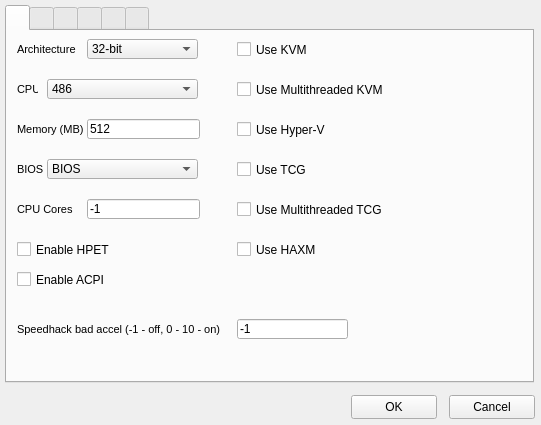
The window that ui/sets.ui (Pixelsuft/qemu-launcher) describes before a commit, drawn with Qt 5.
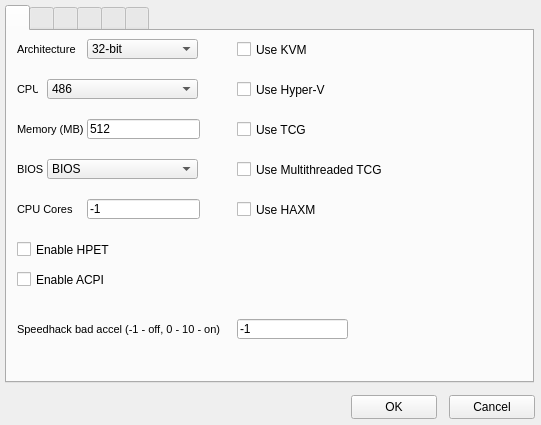
The same window after the commit. Icons and pictures are not drawn.

The edit to the form file:
```diff
--- a/ui/sets.ui
+++ b/ui/sets.ui
@@ -601,24 +601,11 @@
        <string>Use KVM</string>
       </property>
      </widget>
-     <widget class="QCheckBox" name="mtkvmEdit">
-      <property name="geometry">
-       <rect>
-        <x>230</x>
-        <y>50</y>
-        <width>181</width>
-        <height>17</height>
-       </rect>
-      </property>
-      <property name="text">
-       <string>Use Multithreaded KVM</string>
-      </property>
-     </widget>
      <widget class="QCheckBox" name="whpxEdit">
       <property name="geometry">
        <rect>
         <x>230</x>
-        <y>90</y>
+        <y>50</y>
         <width>181</width>
         <height>17</height>
        </rect>
@@ -631,7 +618,7 @@
       <property name="geometry">
        <rect>
         <x>230</x>
-        <y>130</y>
+        <y>90</y>
         <width>181</width>
         <height>17</height>
        </rect>
@@ -644,7 +631,7 @@
       <property name="geometry">
        <rect>
         <x>230</x>
-        <y>170</y>
+        <y>130</y>
         <width>181</width>
         <height>17</height>
        </rect>
@@ -657,7 +644,7 @@
       <property name="geometry">
        <rect>
         <x>230</x>
-        <y>210</y>
+        <y>170</y>
         <width>181</width>
         <height>17</height>
        </rect>
```
